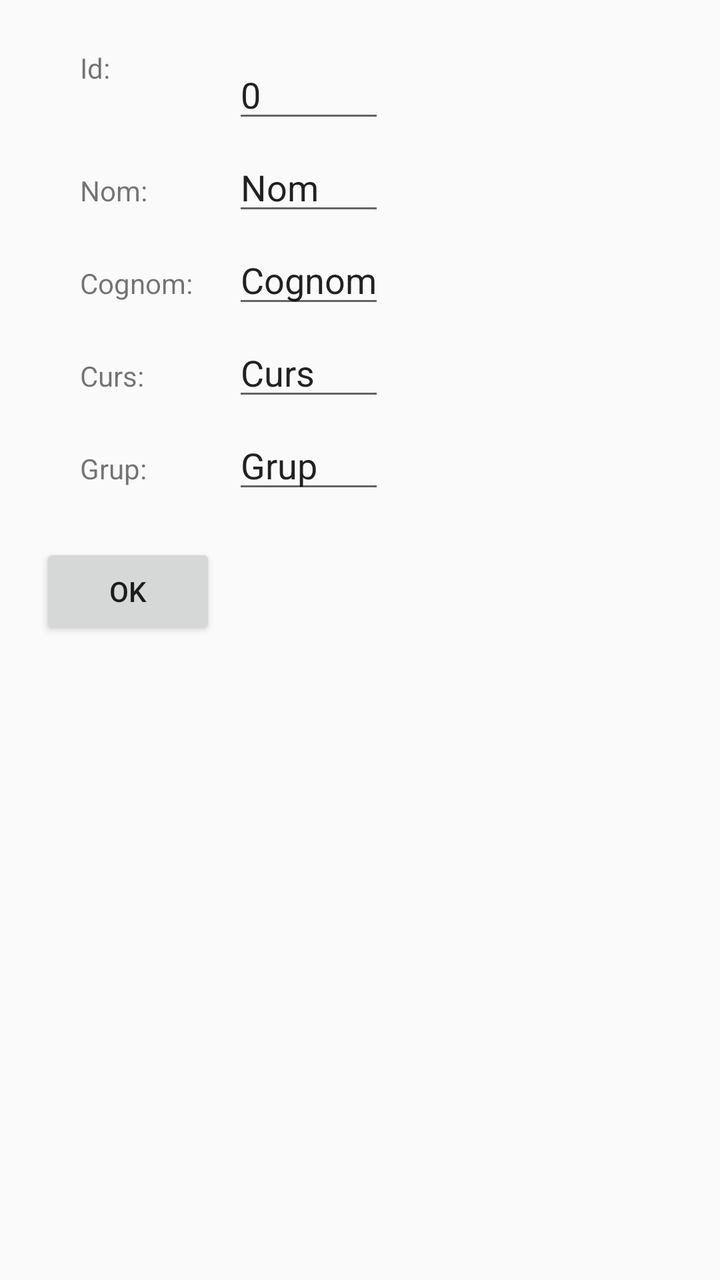
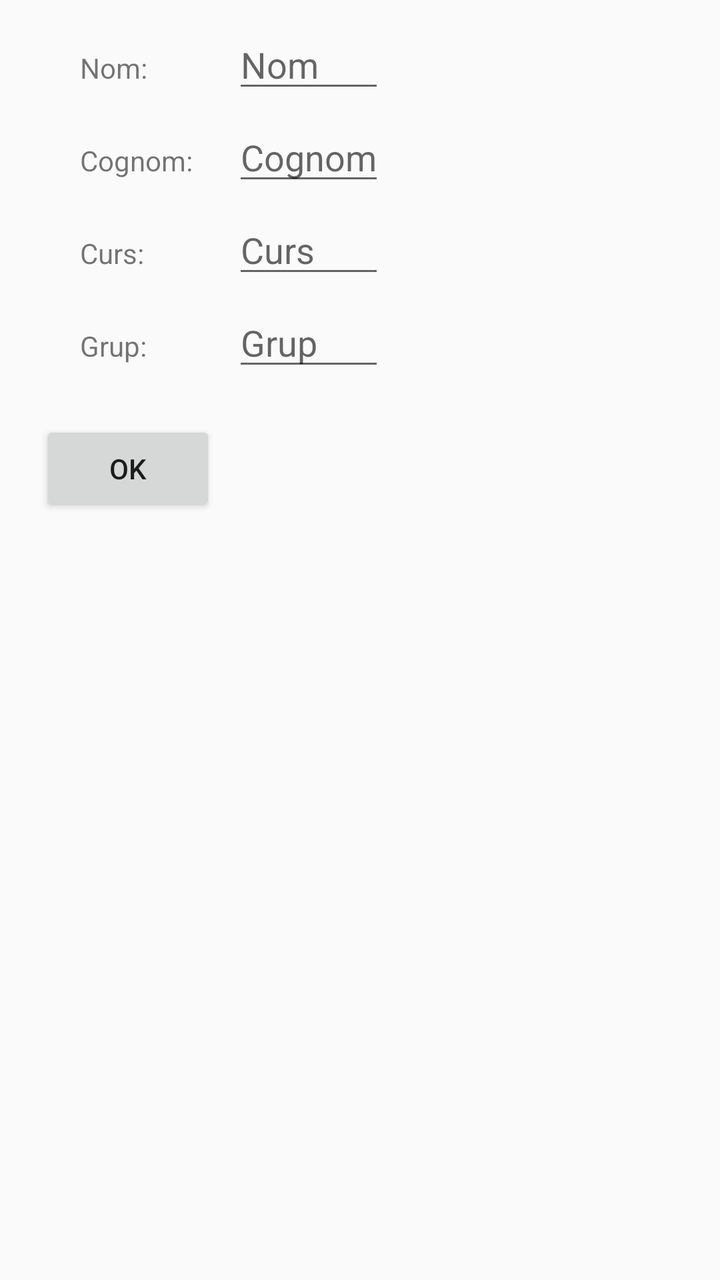

Screens rendered from an Android XML layout before and after an edit, with the pre-edit source and the edit as a unified diff.
<!-- AndroidManifest.xml: application theme AppTheme -->
<!-- res/layout/activity_memoritzar_sel.xml -->
<?xml version="1.0" encoding="utf-8"?>
<androidx.constraintlayout.widget.ConstraintLayout xmlns:android="http://schemas.android.com/apk/res/android"
    xmlns:app="http://schemas.android.com/apk/res-auto"
    xmlns:tools="http://schemas.android.com/tools"
    android:layout_width="match_parent"
    android:layout_height="match_parent"
    tools:context="com.gruixuts.geniuscares.act_memoritzar_sel">


    <LinearLayout
        android:layout_width="match_parent"
        android:layout_height="match_parent"
        android:orientation="vertical">
        <TableLayout
            android:layout_marginTop="5dp"
            android:layout_marginLeft="20dp"
            android:layout_width="match_parent"
            android:layout_height="wrap_content">
        <TableRow
            android:layout_width="match_parent"
            android:layout_height="wrap_content">
            <TextView
                android:layout_marginTop="5dp"
                android:layout_marginLeft="20dp"
                android:layout_width="wrap_content"
                android:layout_height="wrap_content"
                android:text="Id:"
                android:textAppearance="@android:style/TextAppearance.Material.Small" />
            <EditText
                android:id="@+id/edtMmrId"
                android:layout_marginTop="20dp"
                android:layout_marginLeft="20dp"
                android:layout_width="wrap_content"
                android:layout_height="wrap_content"
                app:layout_constraintEnd_toEndOf="parent"
                android:text="0"
                android:singleLine="true"
                android:imeOptions="actionDone"
                android:textAppearance="@android:style/TextAppearance.Material.Medium" />
        </TableRow>
        <TableRow
            android:layout_width="wrap_content"
            android:layout_height="wrap_content">

            <TextView
                android:layout_width="wrap_content"
                android:layout_height="wrap_content"
                android:layout_marginLeft="20dp"
                android:layout_marginTop="5dp"
                android:text="Nom:"
                android:textAppearance="@android:style/TextAppearance.Material.Small" />
            <EditText
                android:id="@+id/edtMmrNom"
                android:layout_marginTop="5dp"
                android:layout_marginLeft="20dp"
                android:layout_width="wrap_content"
                android:layout_height="wrap_content"
                app:layout_constraintEnd_toEndOf="parent"
                android:text="Nom"
                android:singleLine="true"
                android:imeOptions="actionDone"
                android:textAppearance="@android:style/TextAppearance.Material.Medium" />
        </TableRow>
        <TableRow
            android:layout_width="wrap_content"
            android:layout_height="wrap_content">
            <TextView
                android:layout_marginTop="5dp"
                android:layout_marginLeft="20dp"
                android:layout_width="wrap_content"
                android:layout_height="wrap_content"
                app:layout_constraintEnd_toEndOf="parent"
                android:text="Cognom:"
                android:textAppearance="@android:style/TextAppearance.Material.Small" />

            <EditText
                android:id="@+id/edtMmrCognom"
                android:layout_width="wrap_content"
                android:layout_height="wrap_content"
                android:layout_marginLeft="20dp"
                android:layout_marginTop="5dp"
                android:text="Cognom"
                android:singleLine="true"
                android:imeOptions="actionDone"
                android:textAppearance="@android:style/TextAppearance.Material.Medium" />
        </TableRow>
        <TableRow
            android:layout_width="wrap_content"
            android:layout_height="wrap_content">
            <TextView
                android:layout_marginTop="5dp"
                android:layout_marginLeft="20dp"
                android:layout_width="wrap_content"
                android:layout_height="wrap_content"
                app:layout_constraintEnd_toEndOf="parent"
                android:text="Curs:"
                android:textAppearance="@android:style/TextAppearance.Material.Small" />

            <EditText
                android:id="@+id/edtMmrCurs"
                android:layout_width="wrap_content"
                android:layout_height="wrap_content"
                android:layout_marginLeft="20dp"
                android:layout_marginTop="5dp"
                android:text="Curs"
                android:singleLine="true"
                android:imeOptions="actionDone"
                android:textAppearance="@android:style/TextAppearance.Material.Medium" />
        </TableRow>
            <TableRow
                android:layout_width="wrap_content"
                android:layout_height="wrap_content">
                <TextView
                    android:layout_marginTop="5dp"
                    android:layout_marginLeft="20dp"
                    android:layout_width="wrap_content"
                    android:layout_height="wrap_content"
                    app:layout_constraintEnd_toEndOf="parent"
                    android:text="Grup:"
                    android:textAppearance="@android:style/TextAppearance.Material.Small" />

                <EditText
                    android:id="@+id/edtMmrGrup"
                    android:layout_width="wrap_content"
                    android:layout_height="wrap_content"
                    android:layout_marginLeft="20dp"
                    android:layout_marginTop="5dp"
                    android:text="Grup"
                    android:singleLine="true"
                    android:imeOptions="actionDone"
                    android:textAppearance="@android:style/TextAppearance.Material.Medium" />
            </TableRow>

            <TableRow
            android:layout_width="wrap_content"
            android:layout_height="wrap_content">

            <LinearLayout
                android:orientation="horizontal"/>
        </TableRow>
        </TableLayout>
        <Button
            android:layout_marginTop="20dp"
            android:layout_marginLeft="20dp"
            android:layout_width="wrap_content"
            android:layout_height="wrap_content"
            android:onClick="MmrBusca"
            android:text="Ok" />

    </LinearLayout>
</androidx.constraintlayout.widget.ConstraintLayout>
<!-- resources referenced by this layout -->
<resources>
  <style name="AppTheme" parent="Theme.AppCompat.Light.DarkActionBar">
          
          <item name="colorPrimary">@color/colorPrimary</item>
          <item name="colorPrimaryDark">@color/colorPrimaryDark</item>
          <item name="colorAccent">@color/colorAccent</item>
      </style>
  <color name="colorPrimary">#3F51B5</color>
  <color name="colorPrimaryDark">#303F9F</color>
  <color name="colorAccent">#FF4081</color>
</resources>

<!-- the commit's change to res/layout/activity_memoritzar_sel.xml (unified diff, before → after) -->
@@ -18,26 +18,7 @@
             android:layout_height="wrap_content">
         <TableRow
             android:layout_width="match_parent"
-            android:layout_height="wrap_content">
-            <TextView
-                android:layout_marginTop="5dp"
-                android:layout_marginLeft="20dp"
-                android:layout_width="wrap_content"
-                android:layout_height="wrap_content"
-                android:text="Id:"
-                android:textAppearance="@android:style/TextAppearance.Material.Small" />
-            <EditText
-                android:id="@+id/edtMmrId"
-                android:layout_marginTop="20dp"
-                android:layout_marginLeft="20dp"
-                android:layout_width="wrap_content"
-                android:layout_height="wrap_content"
-                app:layout_constraintEnd_toEndOf="parent"
-                android:text="0"
-                android:singleLine="true"
-                android:imeOptions="actionDone"
-                android:textAppearance="@android:style/TextAppearance.Material.Medium" />
-        </TableRow>
+            android:layout_height="wrap_content"/>
         <TableRow
             android:layout_width="wrap_content"
             android:layout_height="wrap_content">
@@ -56,7 +37,7 @@
                 android:layout_width="wrap_content"
                 android:layout_height="wrap_content"
                 app:layout_constraintEnd_toEndOf="parent"
-                android:text="Nom"
+                android:hint="Nom"
                 android:singleLine="true"
                 android:imeOptions="actionDone"
                 android:textAppearance="@android:style/TextAppearance.Material.Medium" />
@@ -79,7 +60,7 @@
                 android:layout_height="wrap_content"
                 android:layout_marginLeft="20dp"
                 android:layout_marginTop="5dp"
-                android:text="Cognom"
+                android:hint="Cognom"
                 android:singleLine="true"
                 android:imeOptions="actionDone"
                 android:textAppearance="@android:style/TextAppearance.Material.Medium" />
@@ -102,7 +83,7 @@
                 android:layout_height="wrap_content"
                 android:layout_marginLeft="20dp"
                 android:layout_marginTop="5dp"
-                android:text="Curs"
+                android:hint="Curs"
                 android:singleLine="true"
                 android:imeOptions="actionDone"
                 android:textAppearance="@android:style/TextAppearance.Material.Medium" />
@@ -125,7 +106,7 @@
                     android:layout_height="wrap_content"
                     android:layout_marginLeft="20dp"
                     android:layout_marginTop="5dp"
-                    android:text="Grup"
+                    android:hint="Grup"
                     android:singleLine="true"
                     android:imeOptions="actionDone"
                     android:textAppearance="@android:style/TextAppearance.Material.Medium" />
